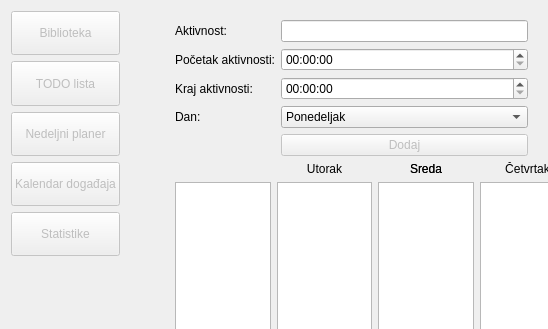
Old version of the form app/forms/mainwindow.ui in the repository bogdans55/StudySphere; both pictures show x 0 to 548 and y 0 to 329 of the 900 by 600 pixel window.
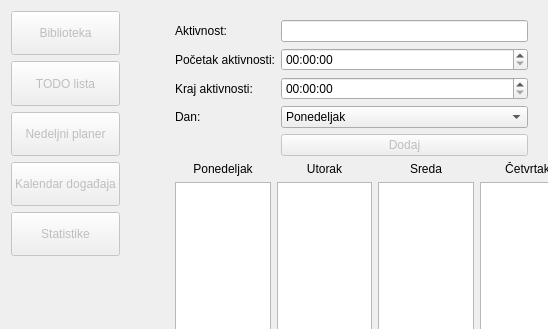
New version of the form. The open tabs and pages were chosen to show the change. Icons and pictures are not drawn.

Patch:
```diff
--- a/app/forms/mainwindow.ui
+++ b/app/forms/mainwindow.ui
@@ -570,16 +570,6 @@
            </property>
           </widget>
          </item>
-         <item row="0" column="2">
-          <widget class="QLabel" name="label_wednesday">
-           <property name="text">
-            <string>Sreda</string>
-           </property>
-           <property name="alignment">
-            <set>Qt::AlignCenter</set>
-           </property>
-          </widget>
-         </item>
          <item row="0" column="6">
           <widget class="QLabel" name="label_sunday">
            <property name="text">
@@ -639,6 +629,16 @@
            </property>
           </widget>
          </item>
+         <item row="0" column="0">
+          <widget class="QLabel" name="label_monday">
+           <property name="text">
+            <string>Ponedeljak</string>
+           </property>
+           <property name="alignment">
+            <set>Qt::AlignCenter</set>
+           </property>
+          </widget>
+         </item>
         </layout>
        </item>
       </layout>
```
Left out of the diff: 38 changed lines with no effect on the pictures.
